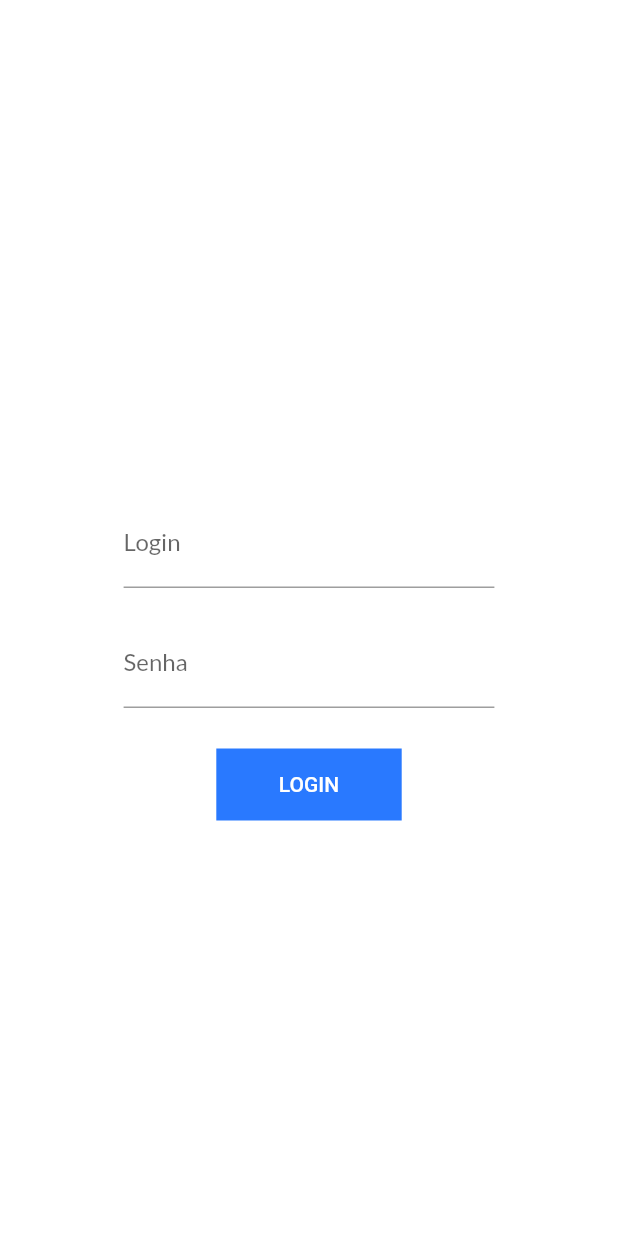
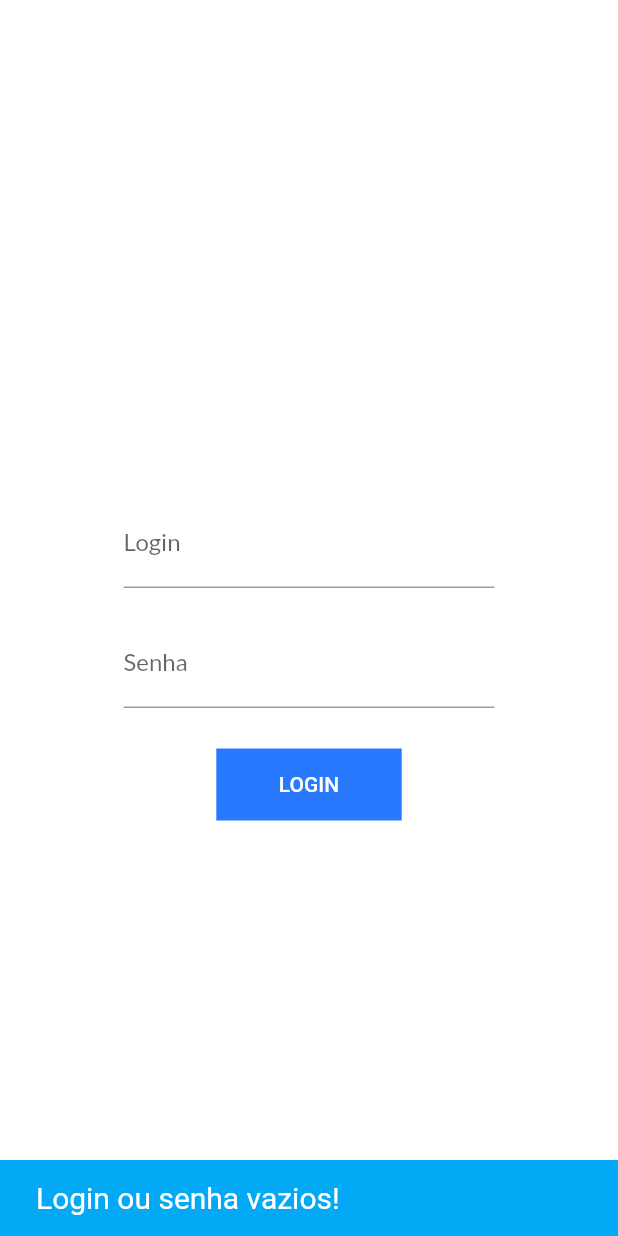
Before and after one commit to JoaoRafa19/pokecubit, a Flutter app: the screen it shows after launch, after a tap on "LOGIN", on a phone screen of 412 x 824 dp. Run offline on Flutter 3.47's test engine with Material 2 defaults, Android fonts, the phone set to English and light mode, and no system bars; our stand-ins replace bloc, firebase_auth, firebase_core, flutter_bloc, google_fonts; accounts and stored records are empty.

Commit message:
estados de login

```diff
--- a/lib/modules/login/cubit/login_cubit.dart
+++ b/lib/modules/login/cubit/login_cubit.dart
@@ -15,13 +15,18 @@ class LoginCubit extends Cubit<LoginState> {
   LoginCubit() : super(LoginInitial());
 
   Future<void> login() async {
+    if (_login.isEmpty || _password.isEmpty) {
+      emit(LoginErrorState("Login ou senha vazios!"));
+      return;
+    }
     emit(LoginWaitingState());
-    print(FirebaseAuth.instance.currentUser);
+    await Future.delayed(Duration(seconds: 3));
     if (FirebaseAuth.instance.currentUser == null || FirebaseAuth.instance.currentUser?.isAnonymous == true) {
       UserCredential user = await FirebaseAuth.instance.signInWithEmailAndPassword(email: _login, password: _password);
       if (user.credential?.token == null) {
-        emit(LoginErrorState());
+        emit(LoginErrorState("Erro no login"));
       } else {
+        // TODO: Navegar para tela inicial
         emit(LoginSuscessfullState());
       }
     }
--- a/lib/modules/login/cubit/login_state.dart
+++ b/lib/modules/login/cubit/login_state.dart
@@ -7,6 +7,10 @@ class LoginInitial extends LoginState {}
 
 class LoginWaitingState extends LoginState {}
 
-class LoginErrorState extends LoginState {}
+class LoginErrorState extends LoginState {
+  final message;
+
+  LoginErrorState(this.message);
+}
 
 class LoginSuscessfullState extends LoginState {}
--- a/lib/modules/login/login.page.dart
+++ b/lib/modules/login/login.page.dart
@@ -16,21 +16,39 @@ class LoginPage extends StatelessWidget {
       body: Container(
         color: Colors.white,
         child: Center(
-          child: BlocBuilder<LoginCubit, LoginState>(
+          child: BlocConsumer<LoginCubit, LoginState>(
+            listener: (context, state) {
+              if (state is LoginErrorState) {
+                ScaffoldMessenger.of(context).showSnackBar(
+                  SnackBar(
+                    key: Key('SnackBarDefault'),
+                    backgroundColor: Colors.lightBlue,
+                    content: Text(
+                      state.message,
+                      style: TextStyle(
+                        color: Colors.white,
+                        fontSize: 20,
+                      ),
+                    ),
+                    duration: Duration(seconds: 2),
+                  ),
+                );
+              }
+            },
             builder: (context, state) {
               if (state is LoginInitial) {
                 return LoginContainer(
                   loginController: context.read<LoginCubit>().loginController,
                   passwordController: context.read<LoginCubit>().passwordController,
-                  onpressed: () => context.read<LoginCubit>().login,
+                  onpressed: context.read<LoginCubit>().login,
                 );
               } else if (state is LoginWaitingState) {
-                return CircularProgressIndicator(color: Colors.black);
+                return Container(color: Colors.white30, child: CircularProgressIndicator(color: Colors.black));
               } else {
                 return LoginContainer(
                   loginController: context.read<LoginCubit>().loginController,
                   passwordController: context.read<LoginCubit>().passwordController,
-                  onpressed: () => context.read<LoginCubit>().login,
+                  onpressed: context.read<LoginCubit>().login,
                 );
               }
             },
--- a/pubspec.yaml
+++ b/pubspec.yaml
@@ -16,11 +16,12 @@ dependencies:
   firebase_analytics: ^8.2.0
   firebase_auth: ^3.0.1
   cloud_firestore: ^2.4.0
+  #--
   google_fonts: ^2.1.0
   bloc: ^7.0.0
   cupertino_icons: ^1.0.2
   flutter_bloc: ^7.1.0
-  get_it: ^7.2.0
+  email_validator: ^2.0.0-nullsafety
 
 dev_dependencies:
   flutter_test:
```
